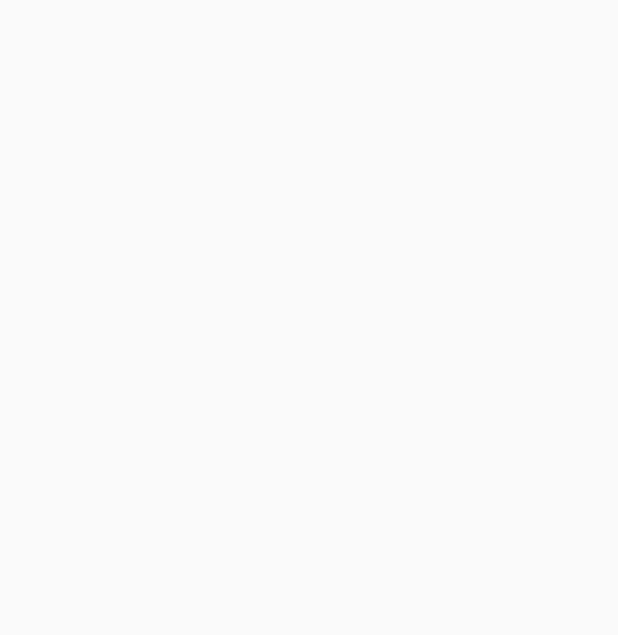
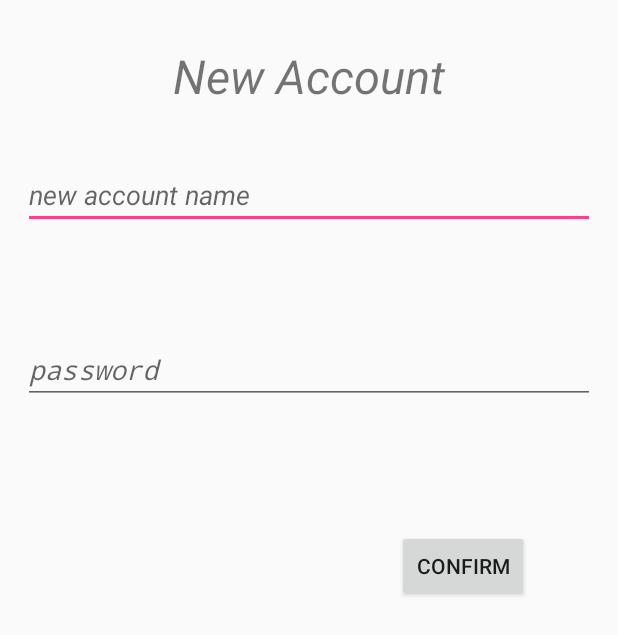
Before and after one commit to rrosatti/my-pass, an Android app: the NewAccountActivity screen opened directly, with no data from a screen before it, on a phone screen of 412 x 824 dp. Before the commit the part shown is empty. Shown: the top 635 px of the screen. Run offline under Robolectric (Android 15) with nearby library versions, the phone set to English and light mode, and no system bars.

Commit message:
change method checkKey to not use threads. Create and design new_account.xml

```diff
--- a/app/src/main/java/com/example/rodri/mypass/ui/activity/SplashScreenActivity.java
+++ b/app/src/main/java/com/example/rodri/mypass/ui/activity/SplashScreenActivity.java
@@ -13,7 +13,7 @@ import com.example.rodri.mypass.R;
 public class SplashScreenActivity extends Activity {
 
     protected boolean _active = true;
-    protected int _splashTime = 5000;
+    protected int _splashTime = 2500;
 
     @Override
     protected void onCreate(Bundle savedInstanceState) {
--- a/app/src/main/java/com/example/rodri/mypass/ui/adapter/AdapterAccount.java
+++ b/app/src/main/java/com/example/rodri/mypass/ui/adapter/AdapterAccount.java
@@ -76,7 +76,7 @@ public class AdapterAccount extends ArrayAdapter<Account> {
 
                     UtilFunctions util = new UtilFunctions();
 
-                    util.checkKey(activity);
+                    util.checkKey(activity, 1);
 
                 }
             });
--- a/app/src/main/java/com/example/rodri/mypass/util/EncryptDecrypt.java
+++ b/app/src/main/java/com/example/rodri/mypass/util/EncryptDecrypt.java
@@ -6,7 +6,7 @@ package com.example.rodri.mypass.util;
  */
 public class EncryptDecrypt {
 
-    private static String _key = "ABC123";
+    private static String _key = "123";
 
     public String getKey() {
         return _key;
--- a/app/src/main/res/layout/new_account.xml
+++ b/app/src/main/res/layout/new_account.xml
@@ -1,5 +1,50 @@
 <?xml version="1.0" encoding="utf-8"?>
 <RelativeLayout xmlns:android="http://schemas.android.com/apk/res/android"
-    android:layout_width="match_parent" android:layout_height="match_parent">
+    android:layout_width="match_parent" android:layout_height="match_parent" android:padding="15dp">
+
+    <TextView
+        android:layout_width="wrap_content"
+        android:layout_height="wrap_content"
+        android:text="@string/new_account"
+        android:textStyle="italic"
+        android:textSize="14pt"
+        android:id="@+id/txtAccount"
+        android:layout_alignParentTop="true"
+        android:layout_centerHorizontal="true"
+        android:layout_marginTop="14dp" />
+
+    <EditText
+        android:layout_width="match_parent"
+        android:layout_height="wrap_content"
+        android:id="@+id/etAccountName"
+        android:layout_alignParentTop="true"
+        android:layout_alignParentStart="true"
+        android:layout_marginTop="92dp"
+        android:hint="@string/new_account_name"
+        android:textStyle="italic"/>
+
+    <EditText
+        android:layout_width="match_parent"
+        android:layout_height="wrap_content"
+        android:inputType="textPassword"
+        android:ems="10"
+        android:id="@+id/etPassword"
+        android:layout_below="@+id/etAccountName"
+        android:layout_alignParentStart="true"
+        android:layout_marginTop="71dp"
+        android:hint="@string/password"
+        android:textStyle="italic"/>
+
+    <Button
+        android:layout_width="wrap_content"
+        android:layout_height="wrap_content"
+        android:text="@string/confirm"
+        android:id="@+id/btConfirm"
+        android:layout_below="@+id/etPassword"
+        android:layout_alignEnd="@+id/etPassword"
+        android:layout_marginEnd="44dp"
+        android:layout_marginTop="84dp" />
+
+
 
 </RelativeLayout>
--- a/app/src/main/res/values/strings.xml
+++ b/app/src/main/res/values/strings.xml
@@ -4,9 +4,14 @@
     <!-- Buttons -->
     <string name="add_account">Add Account</string>
     <string name="get_pass">Get Pass</string>
+    <string name="confirm">Confirm</string>
 
     <!-- TextViews -->
     <string name="accounts">Accounts</string>
+    <string name="new_account">New Account</string>
 
+    <!-- Hints -->
+    <string name="new_account_name">new account name</string>
+    <string name="password">password</string>
 
 </resources>
```
Also changed, not shown: app/src/main/java/com/example/rodri/mypass/ui/activity/AccountsActivity.java (+8 -6 lines), app/src/main/java/com/example/rodri/mypass/ui/adapter/UtilFunctions.java (+21 -9 lines), app/src/main/res/layout/accounts.xml (+15 -15 lines).
